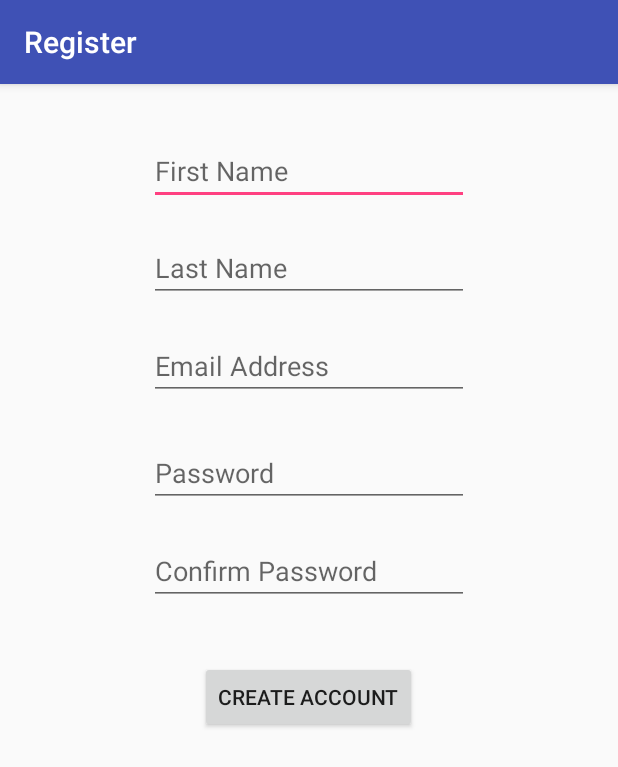
After one commit to brvowell/FanBase, an Android app: the RegisterScreen screen opened directly, with no data from a screen before it, on a phone screen of 412 x 824 dp. The commit adds this screen. Shown: the top 767 px of the screen. Run offline under Robolectric (Android 15) with nearby library versions, the phone set to English and light mode, and no system bars.

Commit message:
Added account registration screen

```diff
--- /dev/null
+++ b/app/src/main/java/com/example/brandonvowell/fanbase/RegisterScreen.java
@@ -0,0 +1,13 @@
+package com.example.brandonvowell.fanbase;
+
+import android.os.Bundle;
+import android.support.v7.app.AppCompatActivity;
+
+public class RegisterScreen extends AppCompatActivity {
+
+    @Override
+    protected void onCreate(Bundle savedInstanceState) {
+        super.onCreate(savedInstanceState);
+        setContentView(R.layout.activity_register);
+    }
+}
--- /dev/null
+++ b/app/src/main/res/layout/activity_register.xml
@@ -0,0 +1,73 @@
+<?xml version="1.0" encoding="utf-8"?>
+<RelativeLayout xmlns:android="http://schemas.android.com/apk/res/android"
+    android:layout_width="match_parent" android:layout_height="match_parent">
+
+    <EditText
+        android:layout_width="wrap_content"
+        android:layout_height="wrap_content"
+        android:inputType="textPersonName"
+        android:ems="10"
+        android:layout_alignParentTop="true"
+        android:layout_centerHorizontal="true"
+        android:layout_marginTop="35dp"
+        android:id="@+id/editText6"
+        android:hint="@string/firstname_textbox_hint" />
+
+    <EditText
+        android:layout_width="wrap_content"
+        android:layout_height="wrap_content"
+        android:inputType="textPersonName"
+        android:ems="10"
+        android:layout_marginTop="19dp"
+        android:id="@+id/editText7"
+        android:layout_below="@+id/editText6"
+        android:layout_alignLeft="@+id/editText6"
+        android:layout_alignStart="@+id/editText6"
+        android:hint="@string/lastname_textbox_hint" />
+
+    <EditText
+        android:layout_width="wrap_content"
+        android:layout_height="wrap_content"
+        android:inputType="textPassword"
+        android:ems="10"
+        android:layout_below="@+id/editText8"
+        android:layout_alignLeft="@+id/editText8"
+        android:layout_alignStart="@+id/editText8"
+        android:layout_marginTop="26dp"
+        android:id="@+id/editText10"
+        android:hint="@string/password_textbox_hint" />
+
+    <EditText
+        android:layout_width="wrap_content"
+        android:layout_height="wrap_content"
+        android:inputType="textPassword"
+        android:ems="10"
+        android:layout_below="@+id/editText10"
+        android:layout_alignRight="@+id/editText10"
+        android:layout_alignEnd="@+id/editText10"
+        android:layout_marginTop="20dp"
+        android:id="@+id/editText11"
+        android:hint="@string/confirmpass_textbox_hint" />
+
+    <EditText
+        android:layout_width="wrap_content"
+        android:layout_height="wrap_content"
+        android:inputType="textPersonName"
+        android:ems="10"
+        android:layout_marginTop="20dp"
+        android:id="@+id/editText8"
+        android:layout_below="@+id/editText7"
+        android:layout_alignLeft="@+id/editText7"
+        android:layout_alignStart="@+id/editText7"
+        android:hint="@string/email_textbox_hint" />
+
+    <Button
+        android:text="@string/createaccount_button_text"
+        android:layout_width="wrap_content"
+        android:layout_height="wrap_content"
+        android:layout_marginTop="37dp"
+        android:id="@+id/button3"
+        android:layout_below="@+id/editText11"
+        android:layout_centerHorizontal="true" />
+
+</RelativeLayout>
--- a/app/src/main/res/values/strings.xml
+++ b/app/src/main/res/values/strings.xml
@@ -7,4 +7,8 @@
     <string name="register_button_text">Register</string>
     <string name="email_textbox_hint">Email Address</string>
     <string name="password_textbox_hint">Password</string>
+    <string name="firstname_textbox_hint">First Name</string>
+    <string name="lastname_textbox_hint">Last Name</string>
+    <string name="confirmpass_textbox_hint">Confirm Password</string>
+    <string name="createaccount_button_text">Create Account</string>
 </resources>
```
Also changed, not shown: app/src/main/AndroidManifest.xml (+6 -1 lines), app/src/main/java/com/example/brandonvowell/fanbase/MainActivity.java (+17 -0 lines), app/src/main/res/layout/activity_login.xml (+16 -16 lines).
